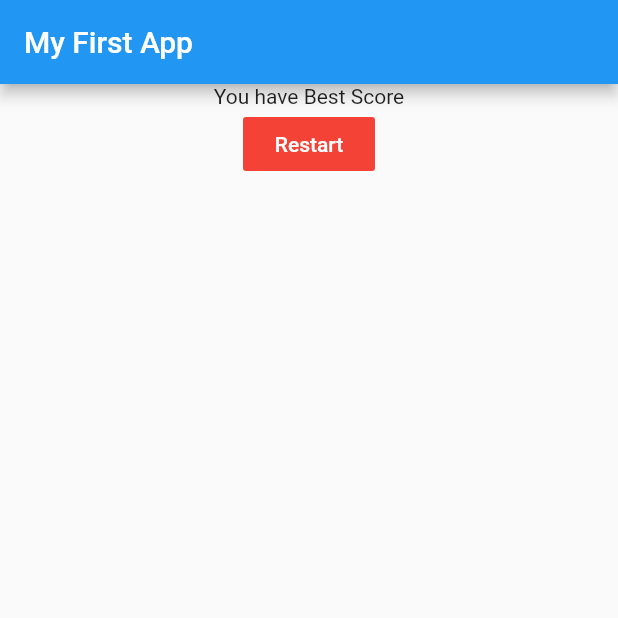
After one commit to susantimilsina/quiz_app, a Flutter app: the screen it shows after launch, after a tap on "Blue", after a tap on "Snake", on a phone screen of 412 x 824 dp, the top half of it. The commit adds this screen. Run offline on Flutter 3.47's test engine with Material 2 defaults, Android fonts, the phone set to English and light mode, and no system bars.

Commit message:
Quiz App Complete

```diff
--- a/lib/main.dart
+++ b/lib/main.dart
@@ -1,6 +1,7 @@
 import 'package:flutter/material.dart';
 import 'Question.dart';
 import 'answer.dart';
+import 'restartscreen.dart';
 
 void main() {
   runApp(MyApp2());
@@ -78,32 +79,18 @@ class _MyApp2State extends State<MyApp2> {
           ),
         ),
         body: (questionIndex >= questions.length)
-            ? Container(
-                height: double.infinity,
-                width: double.infinity,
-                child: Column(
-                  children: [
-                    Text("${checkyou}"),
-                    FlatButton(
-                      onPressed: restart,
-                      child: Text(
-                        "Restart",
-                        style: TextStyle(color: Colors.white),
-                      ),
-                      color: Colors.red,
-                    ),
-                  ],
-                ),
+            ? RestartPage(
+                text: checkyou,
+                onPresssHandler: restart,
               )
             : Column(
                 children: [
                   QuestionText(questions[questionIndex]["Question"]),
                   ...(questions[questionIndex]["Answer"] as List<dynamic>)
                       .map((answer) {
-                    return Answer((){
-                           onPressedAnswer(answer["score"]);
-                    },
-                        answer["text"].toString());
+                    return Answer(() {
+                      onPressedAnswer(answer["score"]);
+                    }, answer["text"].toString());
                   }).toList(),
                 ],
               ),
--- /dev/null
+++ b/lib/restartscreen.dart
@@ -0,0 +1,29 @@
+import 'package:flutter/material.dart';
+
+
+class RestartPage extends StatelessWidget {
+  String text;
+  Function onPresssHandler;
+  RestartPage({this.text, this.onPresssHandler });
+
+  @override
+  Widget build(BuildContext context) {
+    return Container(
+      height: double.infinity,
+      width: double.infinity,
+      child: Column(
+        children: [
+          Text("$text"),
+          FlatButton(
+            onPressed: onPresssHandler,
+            child: Text(
+              "Restart",
+              style: TextStyle(color: Colors.white),
+            ),
+            color: Colors.red,
+          ),
+        ],
+      ),
+    );
+  }
+}
```
